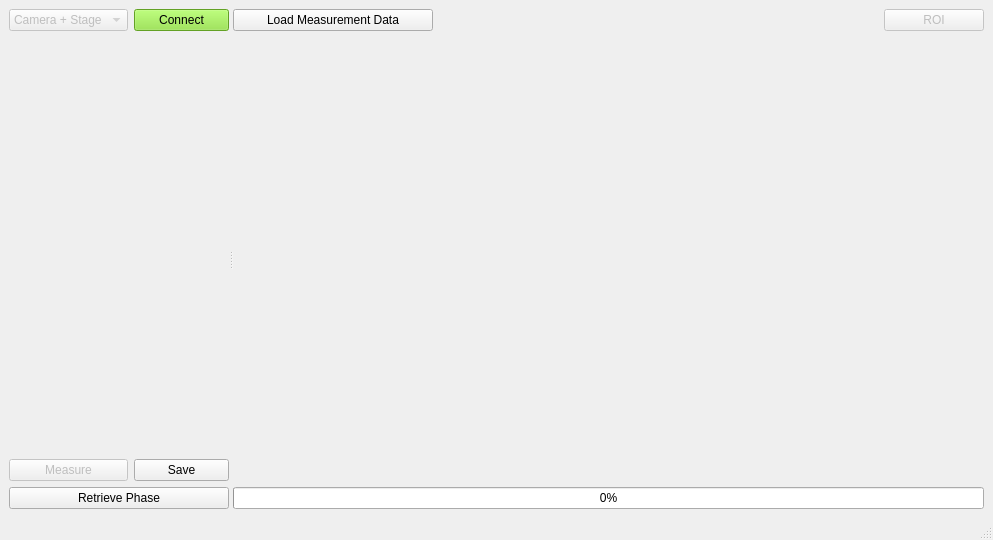
Qt form shg_frog/view/GUI/main_window.ui (jkrauth/shg_frog) before a commit.
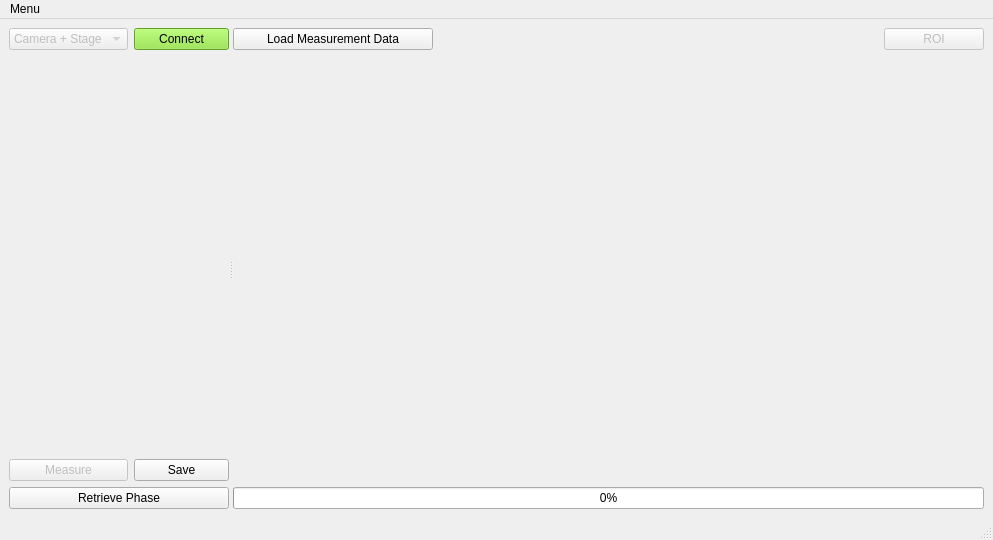
The same form after that commit.

Diff of the .ui file:
```diff
--- a/shg_frog/view/GUI/main_window.ui
+++ b/shg_frog/view/GUI/main_window.ui
@@ -157,6 +157,13 @@
      <height>22</height>
     </rect>
    </property>
+   <widget class="QMenu" name="menu">
+    <property name="title">
+     <string>Menu</string>
+    </property>
+    <addaction name="menu_exit"/>
+   </widget>
+   <addaction name="menu"/>
   </widget>
   <widget class="QStatusBar" name="statusbar"/>
  </widget>
```
Left out of the diff: 7 changed lines with no effect on the pictures.
